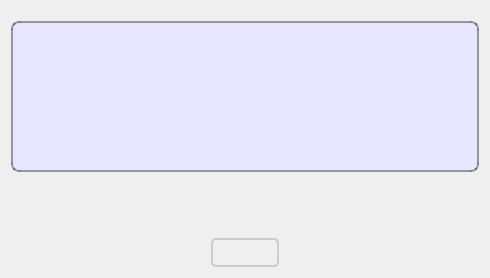
First picture: the form in meter/helpabout.ui, repository cagavriloaie/WFlowLab, before the edit.
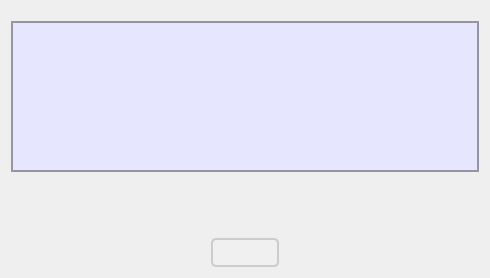
Second picture: the form after the edit. Icons and pictures are not drawn.

What changed in the file:
```diff
--- a/meter/helpabout.ui
+++ b/meter/helpabout.ui
@@ -36,6 +36,12 @@
     font-size: 12pt; /* Base font size */
 }
 
+/* Common border style */
+.common-border {
+    border: 2px solid #ADD8E6; /* Light blue border */
+    border-radius: 4px; /* Rounded corners */
+}
+
 /* QPushButton */
 QPushButton {
     padding: 5px 10px;
@@ -49,35 +55,120 @@
     border: 2px solid #aaa; /* Darker gray border on hover */
 }
 
+/* QGroupBox */
+QGroupBox {
+    border: 2px solid rgba(0, 0, 0, 0.36); /* Black with transparency */
+    background-color: #E6E6FF; /* Light purple background */
+    margin-top: 10px;
+    padding-top: 10px; /* Padding for the top of the group box */
+}
+
+/* QGroupBox Title */
+QGroupBox::title {
+    subcontrol-origin: margin;
+    left: 7px;
+    padding: 5px; /* Adjusted padding for better appearance */
+}
+
+/* QRadioButton */
+QRadioButton {
+    spacing: 5px; /* Space between text and indicator */
+}
+
+QRadioButton::indicator {
+    width: 10px; /* Further reduced width */
+    height: 10px; /* Further reduced height */
+    border-radius: 5px; /* Half of width and height to maintain circular shape */
+    background-color: #f0f0f0; /* Light gray background */
+    border: 1px solid #ADD8E6; /* Light blue border */
+}
+
+QRadioButton::indicator:checked {
+    background-color: #ADD8E6; /* Light blue background when checked */
+    border: 1px solid #0078D7; /* Darker blue border when checked */
+}
+
+QRadioButton::indicator:unchecked {
+    background-color: #f0f0f0; /* Light gray background when unchecked */
+    border: 1px solid #ADD8E6; /* Light blue border when unchecked */
+}
+
+/* Menu Bar */
+QMenuBar {
+    background-color: #f0f0f0; /* Light gray background */
+    border: 1px solid #ccc; /* Light gray border */
+}
+
+/* Base Menu */
+QMenu {
+    background-color: #f0f0f0; /* Light gray background */
+    border: 1px solid #ccc; /* Light gray border */
+    padding: 4px; /* Adjust padding */
+}
+
+/* Menu Item */
+QMenu::item {
+    background-color: transparent; /* Transparent background */
+    padding: 4px 24px; /* Adjust padding */
+}
+
+QMenu::item:selected {
+    background-color: #d7d9d7; /* Light gray background when selected */
+}
+
+/* Disabled Menu Item */
+QMenu::item:disabled {
+    color: #999; /* Gray color for disabled items */
+}
+
+/* Separator */
+QMenu::separator {
+    height: 1px;
+    background-color: #ccc; /* Light gray separator */
+    margin: 4px 0; /* Adjust margin */
+}
+
+/* Action */
+QMenuBar::item,
+QMenu::item {
+    background: transparent;
+    padding: 4px 10px;
+    color: black;
+}
+
+QMenuBar::item:selected,
+QMenu::item:selected {
+    background: #f0f0f0;
+    color: black;
+    border-radius: 4px;
+}
+
+QMenuBar::item:pressed,
+QMenu::item:pressed {
+    background-color: #d7d9d7;
+    border-radius: 4px;
+}
+
 /* QComboBox */
 QComboBox {
     border: 2px solid #ADD8E6; /* Light blue border */
     border-radius: 4px; /* Rounded corners */
-    padding: 2px;
+    padding: 2px; /* Padding inside the combo box */
     min-height: 20px; /* Adjust the minimum height */
     background-color: #f0f0f0; /* Light gray background */
+    padding-right: 20px; /* Space for the arrow */
 }
 
+/* QComboBox Dropdown */
 QComboBox QAbstractItemView {
+    background-color: #ffffff; /* White background for the dropdown to avoid transparency */
     border: 2px solid #ADD8E6; /* Light blue border for the dropdown */
 }
 
-QComboBox::drop-down {
-    subcontrol-origin: padding;
-    subcontrol-position: top right;
-    width: 20px; /* Adjust width as needed */
-    border-left: 1px solid #ADD8E6; /* Light blue border for the drop-down button */
-}
-
+/* Dropdown Arrow */
 QComboBox::down-arrow {
-    width: 0;
-    height: 0;
-}
-
-QComboBox::down-arrow:disabled {
-    image: url(circle.png); /* Replace with your own circle image */
-    width: 16px; /* Adjust width of circle */
-    height: 16px; /* Adjust height of circle */
+    width: 10px; /* Adjust width of the arrow */
+    height: 10px; /* Adjust height of the arrow */
 }
 
 /* QLineEdit */
@@ -86,25 +177,7 @@
     border-radius: 4px; /* Rounded corners */
     height: 28px; /* Adjusted height */
     padding: 2px; /* Adjust padding if needed */
-    background-color: #f0f0f0; /* Light gray background */
-}
-
-/* QGroupBox */
-QGroupBox {
-    border: 2px solid black;
-    border-color: rgba(0, 0, 0, 0.36); /* Black with transparency */
-    background-color: #E6E6FF; /* Light purple background */
-    font-family: Verdana, Arial, sans-serif; /* Use Verdana for group box */
-    font-size: 12pt; /* Font size */
-    margin-top: 10px;
-    border-radius: 8px; /* Rounded corners */
-    padding-top: 10px; /* Padding for the top of the group box */
-}
-
-QGroupBox::title {
-    subcontrol-origin: margin;
-    left: 7px;
-    padding: 5px; /* Adjusted padding for better appearance */
+    background-color: #f0f0f0; /* Light gray background to match QComboBox */
 }
 </string>
   </property>
```
